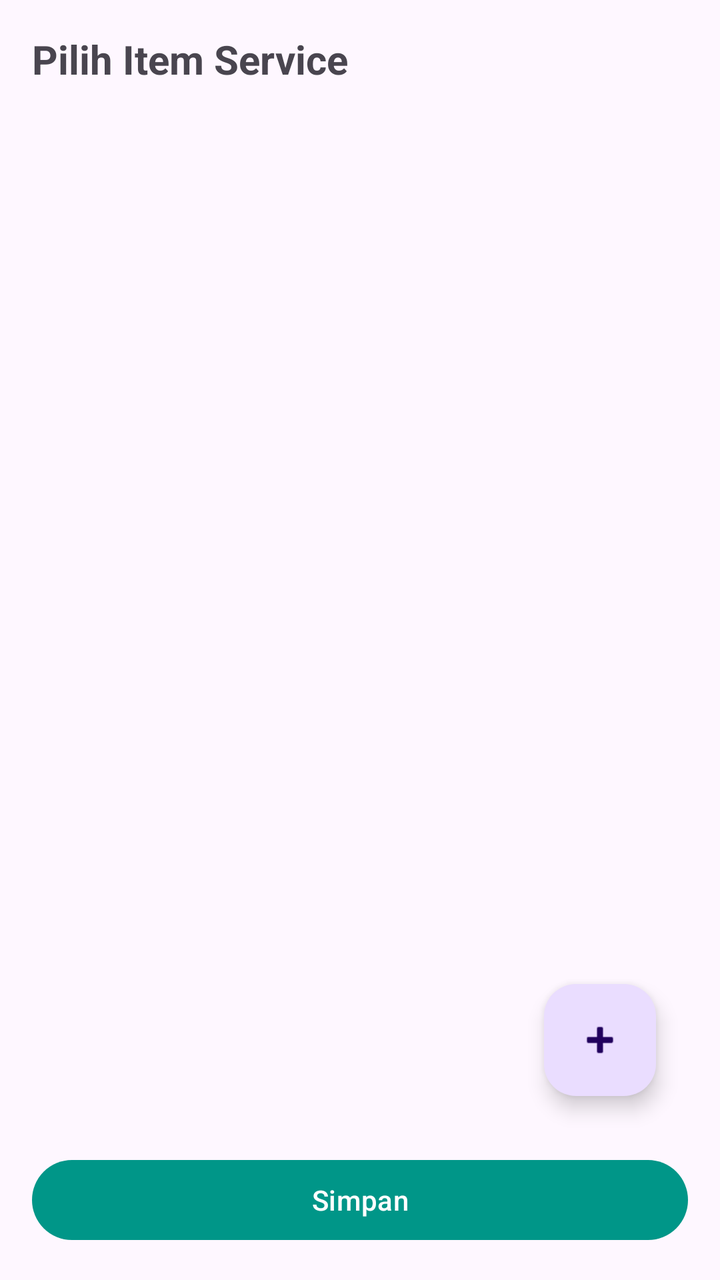
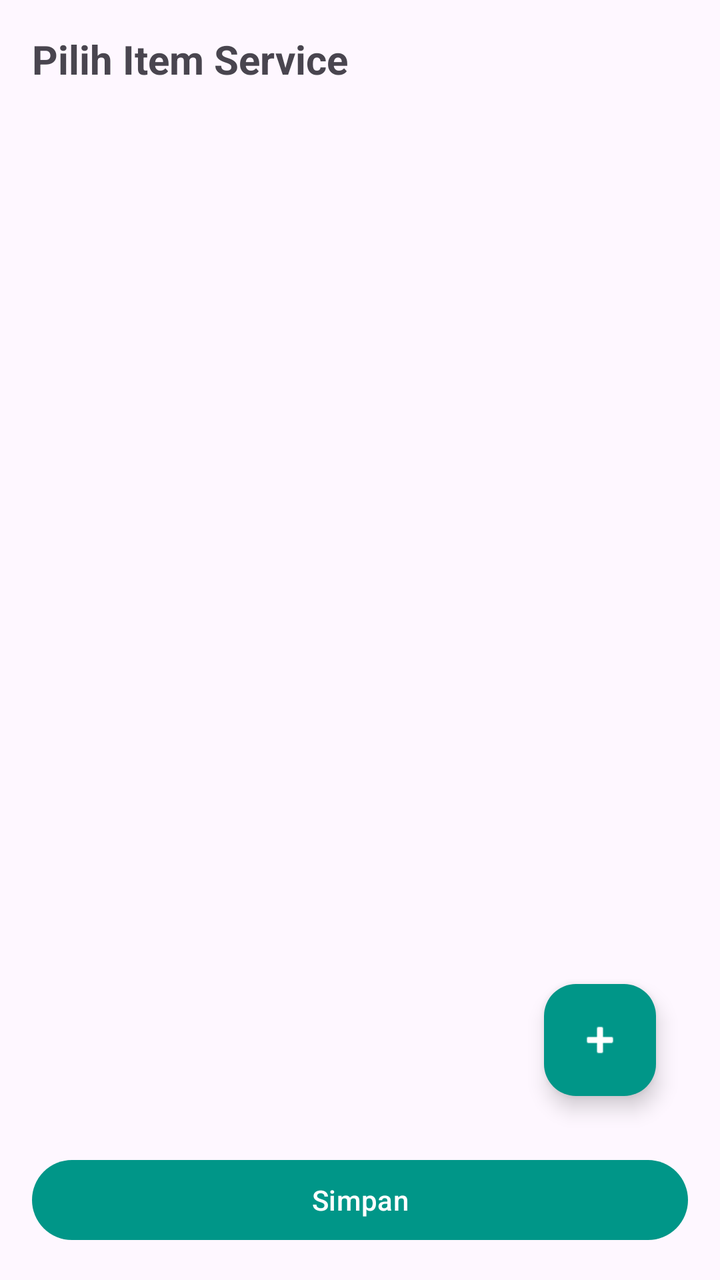

Screens rendered from an Android XML layout before and after an edit, with the pre-edit source and the edit as a unified diff.
<!-- AndroidManifest.xml: application theme Theme.OtoMemo -->
<!-- res/layout/activity_item_picker.xml -->
<?xml version="1.0" encoding="utf-8"?>
<LinearLayout xmlns:android="http://schemas.android.com/apk/res/android"
    android:layout_width="match_parent"
    android:layout_height="match_parent"
    android:orientation="vertical"
    android:padding="16dp">

    <TextView
        android:id="@+id/textPickerTitle"
        android:layout_width="match_parent"
        android:layout_height="wrap_content"
        android:text="Pilih Item Service"
        android:textSize="20sp"
        android:textStyle="bold" />

    <TextView
        android:id="@+id/textPickerType"
        android:layout_width="match_parent"
        android:layout_height="wrap_content"
        android:layout_marginTop="4dp"
        android:textColor="#666666"
        android:textSize="14sp" />

    <FrameLayout
        android:layout_width="match_parent"
        android:layout_height="0dp"
        android:layout_marginTop="12dp"
        android:layout_weight="1">

        <androidx.recyclerview.widget.RecyclerView
            android:id="@+id/recycler"
            android:layout_width="match_parent"
            android:layout_height="match_parent" />

        <TextView
            android:id="@+id/emptyState"
            android:layout_width="wrap_content"
            android:layout_height="wrap_content"
            android:layout_gravity="center"
            android:gravity="center"
            android:text="Belum ada item service untuk tipe kendaraan ini.\nTambahkan dengan tombol + di bawah."
            android:textColor="#666666"
            android:visibility="gone" />

        <com.google.android.material.floatingactionbutton.FloatingActionButton
            android:id="@+id/fabAdd"
            android:layout_width="wrap_content"
            android:layout_height="wrap_content"
            android:layout_gravity="bottom|end"
            android:layout_margin="16dp"
            android:contentDescription="Tambah item"
            android:src="@android:drawable/ic_input_add" />
    </FrameLayout>

    <Button
        android:id="@+id/buttonOk"
        android:layout_width="match_parent"
        android:layout_height="wrap_content"
        android:layout_marginTop="12dp"
        android:text="@string/save" />
</LinearLayout>
<!-- resources referenced by this layout -->
<resources>
  <string name="save">Simpan</string>
  <style name="Theme.OtoMemo" parent="Theme.Material3.Light.NoActionBar">
          <item name="colorPrimary">@color/primary</item>
          <item name="android:statusBarColor">@color/primaryDark</item>
      </style>
  <color name="primary">#009688</color>
  <color name="primaryDark">#00796B</color>
</resources>

<!-- the commit's change to res/layout/activity_item_picker.xml (unified diff, before → after) -->
@@ -1,5 +1,6 @@
 <?xml version="1.0" encoding="utf-8"?>
 <LinearLayout xmlns:android="http://schemas.android.com/apk/res/android"
+    xmlns:app="http://schemas.android.com/apk/res-auto"
     android:layout_width="match_parent"
     android:layout_height="match_parent"
     android:orientation="vertical"
@@ -49,7 +50,9 @@
             android:layout_gravity="bottom|end"
             android:layout_margin="16dp"
             android:contentDescription="Tambah item"
-            android:src="@android:drawable/ic_input_add" />
+            android:src="@android:drawable/ic_input_add"
+            app:backgroundTint="@color/primary"
+            app:tint="@android:color/white" />
     </FrameLayout>
 
     <Button
